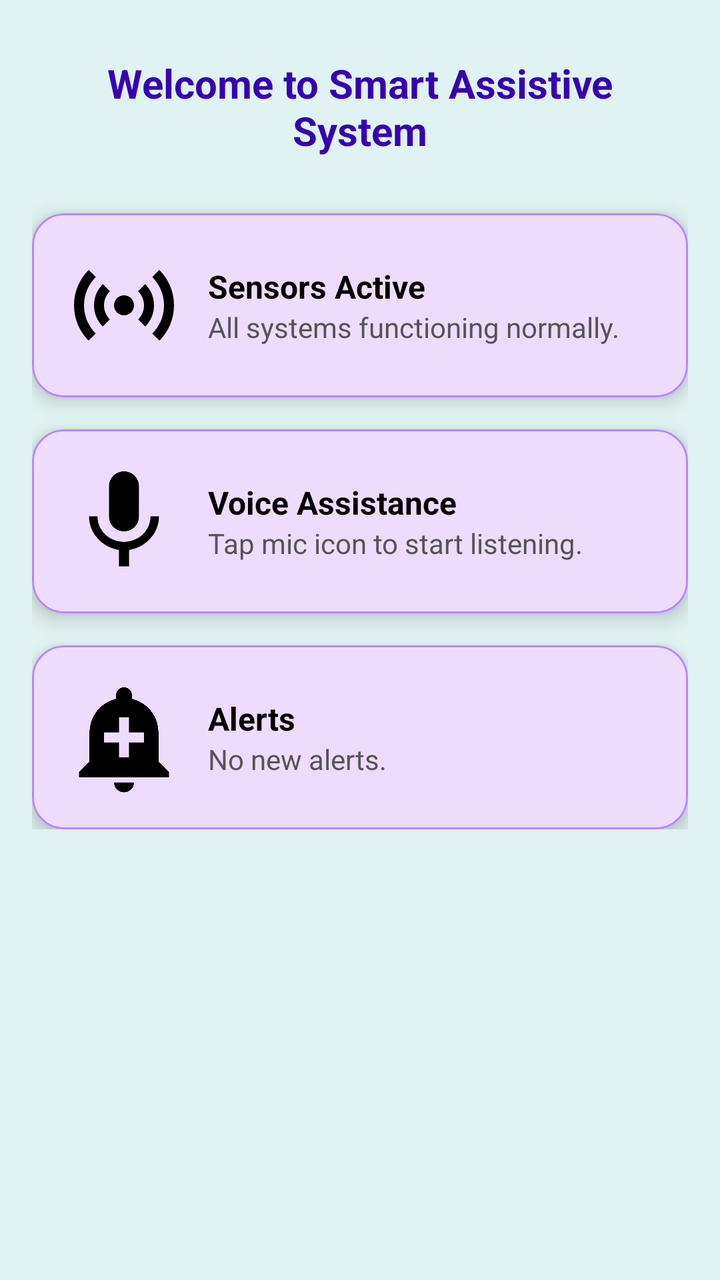
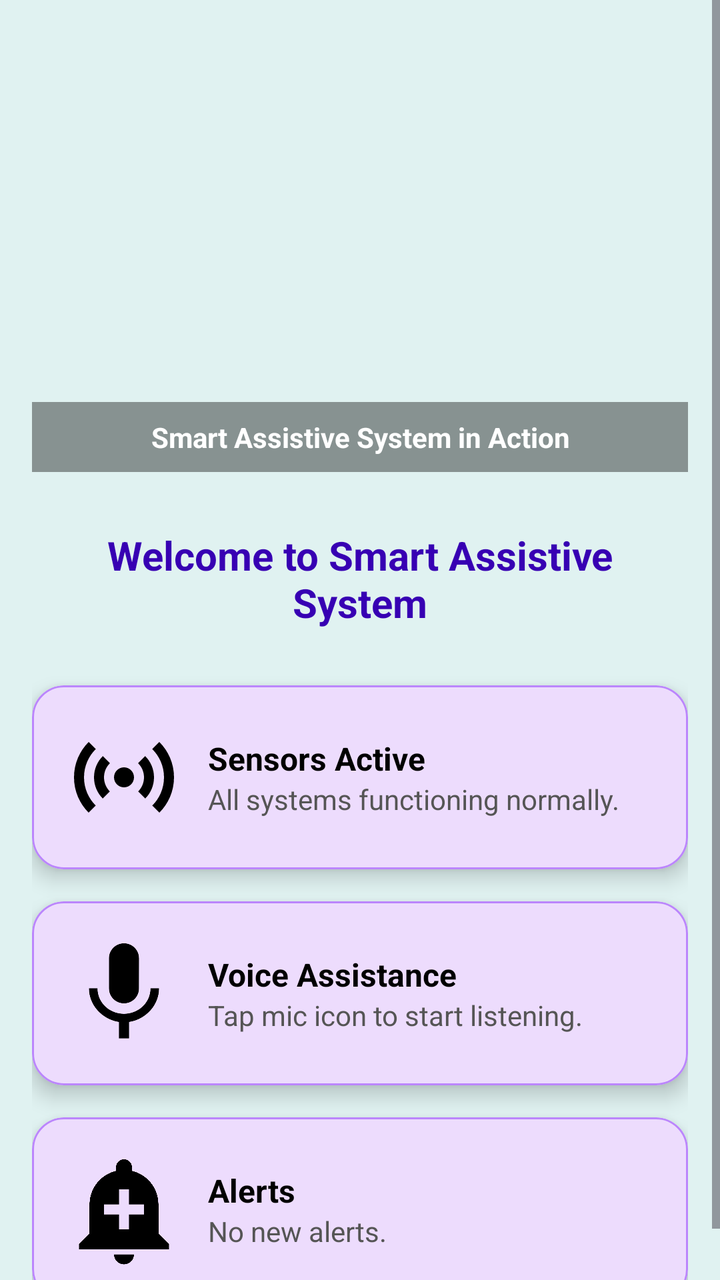

Compare the two renders of this Android layout. The source of the first and the diff that turns it into the second are given below.
<!-- AndroidManifest.xml: application theme Theme.SmartAssistiveSystem -->
<!-- res/layout/fragment_home.xml -->
<?xml version="1.0" encoding="utf-8"?>
<ScrollView xmlns:android="http://schemas.android.com/apk/res/android"
    xmlns:app="http://schemas.android.com/apk/res-auto"
    xmlns:tools="http://schemas.android.com/tools"
    android:layout_width="match_parent"
    android:layout_height="match_parent"
    android:background="@color/teal_50"
    tools:context=".ui.home.HomeFragment">

    <LinearLayout
        android:layout_width="match_parent"
        android:layout_height="wrap_content"
        android:orientation="vertical"
        android:padding="16dp">

        
        <TextView
            android:id="@+id/text_home"
            android:layout_width="match_parent"
            android:layout_height="wrap_content"
            android:text="Welcome to Smart Assistive System"
            android:textSize="20sp"
            android:textStyle="bold"
            android:textColor="@color/purple_700"
            android:gravity="center"
            android:padding="12dp" />


        
        <com.google.android.material.card.MaterialCardView
            android:layout_width="match_parent"
            android:layout_height="wrap_content"
            android:layout_marginTop="16dp"
            app:cardCornerRadius="16dp"
            app:cardElevation="6dp"
            app:strokeColor="@color/purple_200"
            app:strokeWidth="1dp">

            <LinearLayout
                android:layout_width="match_parent"
                android:layout_height="wrap_content"
                android:orientation="horizontal"
                android:padding="16dp"
                android:gravity="center_vertical">

                <ImageView
                    android:layout_width="60dp"
                    android:layout_height="60dp"
                    android:src="@drawable/img_sensor"
                    android:contentDescription="Sensor Icon" />

                <LinearLayout
                    android:layout_width="0dp"
                    android:layout_height="wrap_content"
                    android:layout_weight="1"
                    android:orientation="vertical"
                    android:paddingStart="12dp">

                    <TextView
                        android:layout_width="wrap_content"
                        android:layout_height="wrap_content"
                        android:text="Sensors Active"
                        android:textSize="16sp"
                        android:textStyle="bold"
                        android:textColor="@color/black" />

                    <TextView
                        android:id="@+id/tv_sensor_status"
                        android:layout_width="wrap_content"
                        android:layout_height="wrap_content"
                        android:text="All systems functioning normally."
                        android:textColor="@color/darker_gray" />
                </LinearLayout>
            </LinearLayout>
        </com.google.android.material.card.MaterialCardView>

        
        <com.google.android.material.card.MaterialCardView
            android:layout_width="match_parent"
            android:layout_height="wrap_content"
            android:layout_marginTop="16dp"
            app:cardCornerRadius="16dp"
            app:cardElevation="6dp"
            app:strokeColor="@color/purple_200"
            app:strokeWidth="1dp">

            <LinearLayout
                android:layout_width="match_parent"
                android:layout_height="wrap_content"
                android:orientation="horizontal"
                android:padding="16dp"
                android:gravity="center_vertical">

                <ImageView
                    android:layout_width="60dp"
                    android:layout_height="60dp"
                    android:src="@drawable/img_microphone"
                    android:contentDescription="Voice Icon" />

                <LinearLayout
                    android:layout_width="0dp"
                    android:layout_height="wrap_content"
                    android:layout_weight="1"
                    android:orientation="vertical"
                    android:paddingStart="12dp">

                    <TextView
                        android:layout_width="wrap_content"
                        android:layout_height="wrap_content"
                        android:text="Voice Assistance"
                        android:textSize="16sp"
                        android:textStyle="bold"
                        android:textColor="@color/black" />

                    <TextView
                        android:id="@+id/tv_voice_status"
                        android:layout_width="wrap_content"
                        android:layout_height="wrap_content"
                        android:text="Tap mic icon to start listening."
                        android:textColor="@color/darker_gray" />
                </LinearLayout>
            </LinearLayout>
        </com.google.android.material.card.MaterialCardView>

        
        <com.google.android.material.card.MaterialCardView
            android:layout_width="match_parent"
            android:layout_height="wrap_content"
            android:layout_marginTop="16dp"
            app:cardCornerRadius="16dp"
            app:cardElevation="6dp"
            app:strokeColor="@color/purple_200"
            app:strokeWidth="1dp">

            <LinearLayout
                android:layout_width="match_parent"
                android:layout_height="wrap_content"
                android:orientation="horizontal"
                android:padding="16dp"
                android:gravity="center_vertical">

                <ImageView
                    android:layout_width="60dp"
                    android:layout_height="60dp"
                    android:src="@drawable/img_alert"
                    android:contentDescription="Alert Icon" />

                <LinearLayout
                    android:layout_width="0dp"
                    android:layout_height="wrap_content"
                    android:layout_weight="1"
                    android:orientation="vertical"
                    android:paddingStart="12dp">

                    <TextView
                        android:layout_width="wrap_content"
                        android:layout_height="wrap_content"
                        android:text="Alerts"
                        android:textSize="16sp"
                        android:textStyle="bold"
                        android:textColor="@color/black" />

                    <TextView
                        android:id="@+id/tv_alert_status"
                        android:layout_width="wrap_content"
                        android:layout_height="wrap_content"
                        android:text="No new alerts."
                        android:textColor="@color/darker_gray" />
                </LinearLayout>
            </LinearLayout>
        </com.google.android.material.card.MaterialCardView>

    </LinearLayout>
</ScrollView>
<!-- resources referenced by this layout -->
<resources>
  <color name="black">#000000</color>
  <color name="darker_gray">#555555</color>
  <color name="purple_200">#BB86FC</color>
  <color name="purple_700">#3700B3</color>
  <color name="teal_50">#E0F2F1</color>
  <!-- drawable img_alert (drawable) -->
  <vector xmlns:android="http://schemas.android.com/apk/res/android" android:height="24dp" android:tint="#000000" android:viewportHeight="24" android:viewportWidth="24" android:width="24dp">
        
      <path android:fillColor="@android:color/white" android:pathData="M10.01,21.01c0,1.1 0.89,1.99 1.99,1.99s1.99,-0.89 1.99,-1.99h-3.98zM18.88,16.82L18.88,11c0,-3.25 -2.25,-5.97 -5.29,-6.69v-0.72C13.59,2.71 12.88,2 12,2s-1.59,0.71 -1.59,1.59v0.72C7.37,5.03 5.12,7.75 5.12,11v5.82L3,18.94L3,20h18v-1.06l-2.12,-2.12zM16,13.01h-3v3h-2v-3L8,13.01L8,11h3L11,8h2v3h3v2.01z"/>
      
  </vector>
  <!-- drawable img_microphone (drawable) -->
  <vector xmlns:android="http://schemas.android.com/apk/res/android" android:height="24dp" android:tint="#000000" android:viewportHeight="24" android:viewportWidth="24" android:width="24dp">
        
      <path android:fillColor="@android:color/white" android:pathData="M12,14c1.66,0 2.99,-1.34 2.99,-3L15,5c0,-1.66 -1.34,-3 -3,-3S9,3.34 9,5v6c0,1.66 1.34,3 3,3zM17.3,11c0,3 -2.54,5.1 -5.3,5.1S6.7,14 6.7,11L5,11c0,3.41 2.72,6.23 6,6.72L11,21h2v-3.28c3.28,-0.48 6,-3.3 6,-6.72h-1.7z"/>
      
  </vector>
  <!-- drawable img_sensor (drawable) -->
  <vector xmlns:android="http://schemas.android.com/apk/res/android" android:height="24dp" android:tint="#000000" android:viewportHeight="24" android:viewportWidth="24" android:width="24dp">
        
      <path android:fillColor="@android:color/white" android:pathData="M7.76,16.24C6.67,15.16 6,13.66 6,12s0.67,-3.16 1.76,-4.24l1.42,1.42C8.45,9.9 8,10.9 8,12c0,1.1 0.45,2.1 1.17,2.83L7.76,16.24zM16.24,16.24C17.33,15.16 18,13.66 18,12s-0.67,-3.16 -1.76,-4.24l-1.42,1.42C15.55,9.9 16,10.9 16,12c0,1.1 -0.45,2.1 -1.17,2.83L16.24,16.24zM12,10c-1.1,0 -2,0.9 -2,2s0.9,2 2,2s2,-0.9 2,-2S13.1,10 12,10zM20,12c0,2.21 -0.9,4.21 -2.35,5.65l1.42,1.42C20.88,17.26 22,14.76 22,12s-1.12,-5.26 -2.93,-7.07l-1.42,1.42C19.1,7.79 20,9.79 20,12zM6.35,6.35L4.93,4.93C3.12,6.74 2,9.24 2,12s1.12,5.26 2.93,7.07l1.42,-1.42C4.9,16.21 4,14.21 4,12S4.9,7.79 6.35,6.35z"/>
      
  </vector>
  <style name="Theme.SmartAssistiveSystem" parent="Theme.Material3.DayNight.NoActionBar">
          
          <item name="windowActionBar">false</item>
          <item name="windowNoTitle">true</item>
  
          
          <item name="colorPrimary">@color/purple_500</item>
          <item name="colorPrimaryVariant">@color/purple_700</item>
          <item name="colorOnPrimary">@color/white</item>
  
          
          <item name="colorSecondary">@color/teal_200</item>
          <item name="colorOnSecondary">@color/black</item>
  
          
          <item name="android:statusBarColor">?attr/colorPrimaryVariant</item>
  
          
          <item name="actionMenuTextAppearance">@style/ActionMenuTextStyle</item>
      </style>
  <color name="purple_500">#6200EE</color>
  <color name="white">#FFFFFF</color>
  <color name="teal_200">#03DAC5</color>
  <style name="ActionMenuTextStyle" parent="@android:style/TextAppearance.Widget.IconMenu.Item">
          <item name="android:textSize">14sp</item>
          <item name="android:textColor">#FFFFFF</item>
          <item name="android:textAllCaps">false</item>
      </style>
</resources>

<!-- the commit's change to res/layout/fragment_home.xml (unified diff, before → after) -->
@@ -14,6 +14,35 @@
         android:padding="16dp">
 
         
+        <FrameLayout
+            android:layout_width="match_parent"
+            android:layout_height="220dp"
+            android:layout_marginBottom="16dp">
+
+            <ImageView
+                android:id="@+id/imgSlideshow"
+                android:layout_width="match_parent"
+                android:layout_height="match_parent"
+                android:adjustViewBounds="true"
+                android:scaleType="centerCrop"
+                android:contentDescription="Home slideshow" />
+
+            
+            <TextView
+                android:id="@+id/tv_caption"
+                android:layout_width="match_parent"
+                android:layout_height="wrap_content"
+                android:layout_gravity="bottom"
+                android:padding="8dp"
+                android:background="#66000000"
+                android:textColor="@android:color/white"
+                android:textSize="14sp"
+                android:textStyle="bold"
+                android:gravity="center"
+                android:text="Smart Assistive System in Action" />
+        </FrameLayout>
+
+        
         <TextView
             android:id="@+id/text_home"
             android:layout_width="match_parent"
@@ -25,7 +54,6 @@
             android:gravity="center"
             android:padding="12dp" />
 
-
         
         <com.google.android.material.card.MaterialCardView
             android:layout_width="match_parent"
